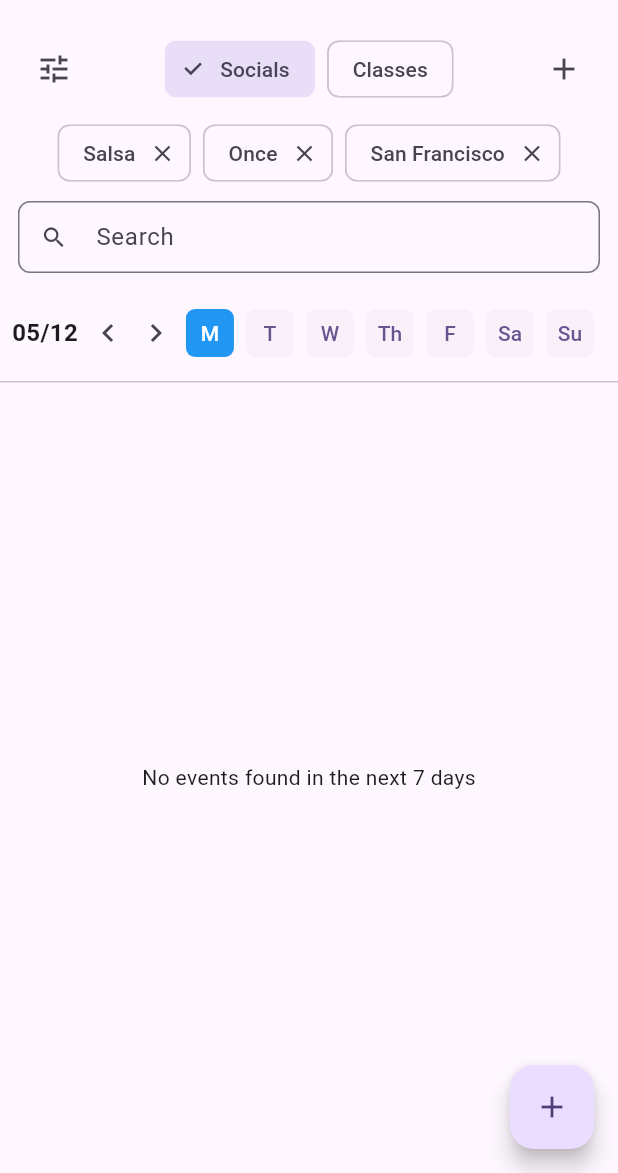
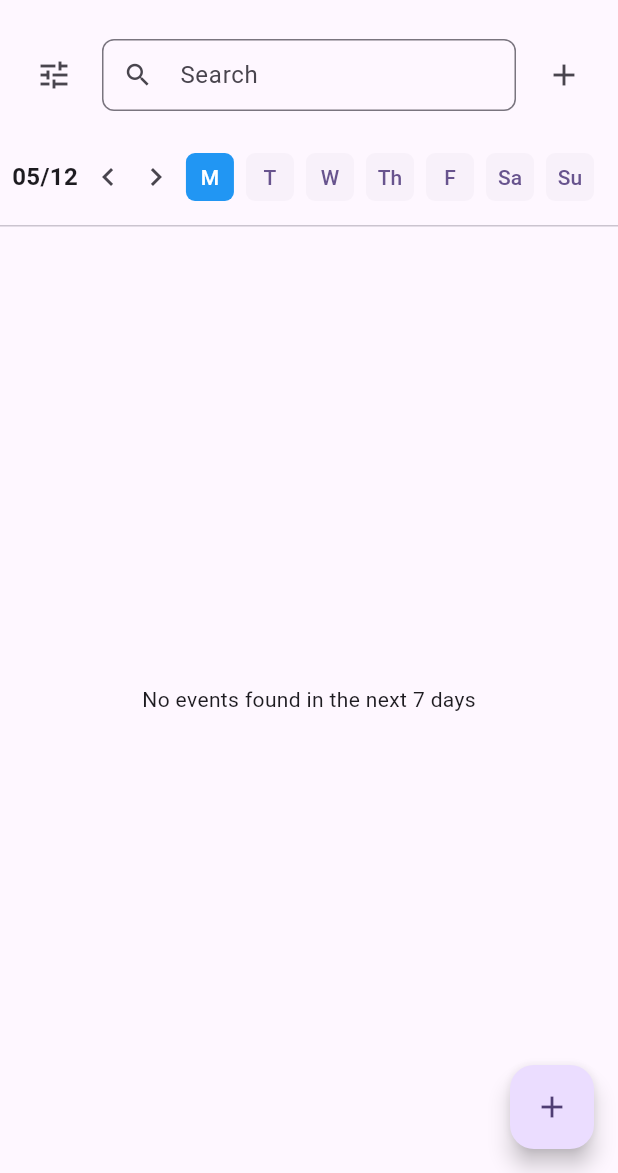
Before and after one commit to nathikazad/danceinsf, a Flutter app: the screen it shows after launch, on a phone screen of 412 x 824 dp, the part 63-1236 px from its top. Run offline on Flutter 3.47's test engine with Material 3 defaults, Android fonts, the phone set to English and light mode, and no system bars; our stand-ins replace flutter_riverpod, go_router, google_sign_in, sign_in_with_apple, supabase_flutter; accounts and stored records are empty.

Commit message:
put search inside topbar

```diff
--- a/flutter_application/lib/screens/events_screen.dart
+++ b/flutter_application/lib/screens/events_screen.dart
@@ -1,3 +1,4 @@
+
 import 'package:flutter/material.dart';
 import 'package:flutter_application/widget/event_list.dart';
 import 'package:flutter_application/widget/week_navigator.dart';
@@ -20,7 +21,7 @@ class _EventsScreenState extends ConsumerState<EventsScreen> {
 
   // Add state for event type and filters
   String _selectedType = 'Socials';
-  List<String> _selectedFilters = ['Salsa', 'Once', 'San Francisco'];
+  // List<String> _selectedFilters = ['Salsa', 'Once', 'San Francisco'];
 
   // Add state for filter modal
   final List<String> _styles = ['Salsa', 'Bachata'];
@@ -95,16 +96,11 @@ class _EventsScreenState extends ConsumerState<EventsScreen> {
             onFilterPressed: () => _showFilterModal(context),
             onAddPressed: () => context.push('/add-event'),
           ),
-          if (_selectedFilters.isNotEmpty)
-            SelectedFiltersRow(
-              filters: _selectedFilters,
-              onFilterRemoved: (filter) => setState(() => _selectedFilters.remove(filter)),
-            ),
-          SearchBar(
-            onChanged: (value) {
-              // TODO: implement search logic
-            },
-          ),
+          // if (_selectedFilters.isNotEmpty)
+          //   SelectedFiltersRow(
+          //     filters: _selectedFilters,
+          //     onFilterRemoved: (filter) => setState(() => _selectedFilters.remove(filter)),
+          //   ),
           WeekNavigator(
             weekStart: weekStart,
             selectedWeekday: _selectedWeekday,
@@ -165,25 +161,10 @@ class TopBar extends StatelessWidget {
             onPressed: onFilterPressed,
           ),
           Expanded(
-            child: Row(
-              mainAxisAlignment: MainAxisAlignment.center,
-              children: [
-                ChoiceChip(
-                  label: const Text('Socials'),
-                  selected: selectedType == 'Socials',
-                  onSelected: (selected) {
-                    if (selected) onTypeSelected('Socials');
-                  },
-                ),
-                const SizedBox(width: 8),
-                ChoiceChip(
-                  label: const Text('Classes'),
-                  selected: selectedType == 'Classes',
-                  onSelected: (selected) {
-                    if (selected) onTypeSelected('Classes');
-                  },
-                ),
-              ],
+            child: SearchBar(
+              onChanged: (value) {
+                // TODO: implement search logic
+              },
             ),
           ),
           IconButton(
@@ -228,16 +209,16 @@ class SearchBar extends StatelessWidget {
   @override
   Widget build(BuildContext context) {
     return Padding(
-      padding: const EdgeInsets.symmetric(horizontal: 12, vertical: 8),
+      padding: const EdgeInsets.symmetric(horizontal: 8, vertical: 4),
       child: TextField(
         decoration: InputDecoration(
           hintText: 'Search',
-          prefixIcon: const Icon(Icons.search),
+          prefixIcon: const Icon(Icons.search, size: 20),
           border: OutlineInputBorder(
             borderRadius: BorderRadius.circular(8),
           ),
           isDense: true,
-          contentPadding: const EdgeInsets.symmetric(vertical: 0, horizontal: 12),
+          contentPadding: const EdgeInsets.symmetric(vertical: 8, horizontal: 12),
         ),
         onChanged: onChanged,
       ),
--- a/flutter_application/lib/widget/week_navigator.dart
+++ b/flutter_application/lib/widget/week_navigator.dart
@@ -24,7 +24,7 @@ class WeekNavigatorController {
       final startY = position.dy;
 
       // Check if our reference point (topThreshold) falls within this card's bounds
-      if (startY > 0) {
+      if (startY > 60) {
         closestDate = entry.key;
         break;
       }
```
